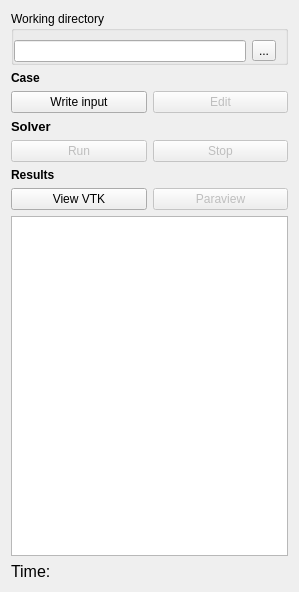
Old version of the form TaskPanelCfdSolverControl.ui in the repository jaheyns/CfdOF.
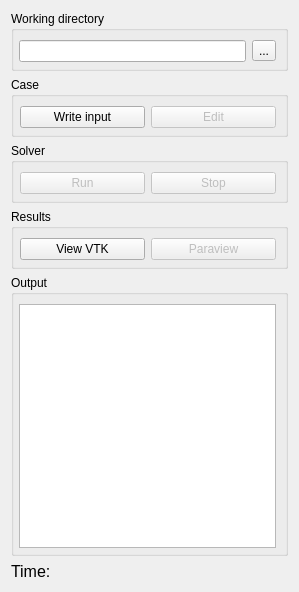
New version of the form.

What changed in the file:
```diff
--- a/TaskPanelCfdSolverControl.ui
+++ b/TaskPanelCfdSolverControl.ui
@@ -21,10 +21,10 @@
      </property>
      <layout class="QHBoxLayout" name="horizontalLayout_4">
       <property name="leftMargin">
-       <number>0</number>
+       <number>5</number>
       </property>
       <property name="bottomMargin">
-       <number>0</number>
+       <number>6</number>
       </property>
       <item>
        <widget class="QLineEdit" name="le_working_dir">
@@ -50,23 +50,25 @@
     </widget>
    </item>
    <item>
-    <widget class="QLabel" name="label">
-     <property name="font">
-      <font>
-       <weight>75</weight>
-       <bold>true</bold>
-      </font>
+    <widget class="QGroupBox" name="gb_case">
+     <property name="sizePolicy">
+      <sizepolicy hsizetype="Preferred" vsizetype="Preferred">
+       <horstretch>0</horstretch>
+       <verstretch>0</verstretch>
+      </sizepolicy>
      </property>
-     <property name="text">
+     <property name="title">
       <string>Case</string>
      </property>
-     <property name="wordWrap">
-      <bool>true</bool>
-     </property>
-    </widget>
-   </item>
+     <layout class="QHBoxLayout" name="horizontalLayout_6">
+      <property name="leftMargin">
+       <number>6</number>
+      </property>
+      <property name="bottomMargin">
+       <number>6</number>
+      </property>
    <item>
-    <layout class="QGridLayout" name="gl_actions">
+       <layout class="QGridLayout" name="gl_actions_4">
      <item row="0" column="0">
       <widget class="QPushButton" name="pb_write_inp">
        <property name="text">
@@ -86,20 +88,27 @@
      </item>
     </layout>
    </item>
+     </layout>
+    </widget>
+   </item>
    <item>
-    <widget class="QLabel" name="label_3">
-     <property name="font">
-      <font>
-       <pointsize>10</pointsize>
-       <weight>75</weight>
-       <bold>true</bold>
-      </font>
+    <widget class="QGroupBox" name="gb_solver">
+     <property name="sizePolicy">
+      <sizepolicy hsizetype="Preferred" vsizetype="Preferred">
+       <horstretch>0</horstretch>
+       <verstretch>0</verstretch>
+      </sizepolicy>
      </property>
-     <property name="text">
+     <property name="title">
       <string>Solver</string>
      </property>
-    </widget>
-   </item>
+     <layout class="QHBoxLayout" name="horizontalLayout_5">
+      <property name="leftMargin">
+       <number>6</number>
+      </property>
+      <property name="bottomMargin">
+       <number>6</number>
+      </property>
    <item>
     <layout class="QGridLayout" name="gl_actions_3">
      <item row="1" column="1">
@@ -124,19 +133,27 @@
      </item>
     </layout>
    </item>
+     </layout>
+    </widget>
+   </item>
    <item>
-    <widget class="QLabel" name="label_2">
-     <property name="font">
-      <font>
-       <weight>75</weight>
-       <bold>true</bold>
-      </font>
+    <widget class="QGroupBox" name="gb_results">
+     <property name="sizePolicy">
+      <sizepolicy hsizetype="Preferred" vsizetype="Preferred">
+       <horstretch>0</horstretch>
+       <verstretch>0</verstretch>
+      </sizepolicy>
      </property>
-     <property name="text">
+     <property name="title">
       <string>Results</string>
      </property>
-    </widget>
-   </item>
+     <layout class="QHBoxLayout" name="horizontalLayout_7">
+      <property name="leftMargin">
+       <number>6</number>
+      </property>
+      <property name="bottomMargin">
+       <number>6</number>
+      </property>
    <item>
     <layout class="QGridLayout" name="gl_actions_2">
      <item row="0" column="0">
@@ -158,11 +175,35 @@
      </item>
     </layout>
    </item>
+     </layout>
+    </widget>
+   </item>
+   <item>
+    <widget class="QGroupBox" name="gb_results_2">
+     <property name="sizePolicy">
+      <sizepolicy hsizetype="Preferred" vsizetype="Preferred">
+       <horstretch>0</horstretch>
+       <verstretch>0</verstretch>
+      </sizepolicy>
+     </property>
+     <property name="title">
+      <string>Output</string>
+     </property>
+     <layout class="QHBoxLayout" name="horizontalLayout_8">
+      <property name="leftMargin">
+       <number>5</number>
+      </property>
+      <property name="bottomMargin">
+       <number>5</number>
+      </property>
    <item>
     <widget class="QTextEdit" name="textEdit_Output">
      <property name="lineWrapMode">
       <enum>QTextEdit::NoWrap</enum>
      </property>
+       </widget>
+      </item>
+     </layout>
     </widget>
    </item>
    <item>
```
Lines whose indentation alone changed are shown as unchanged.
